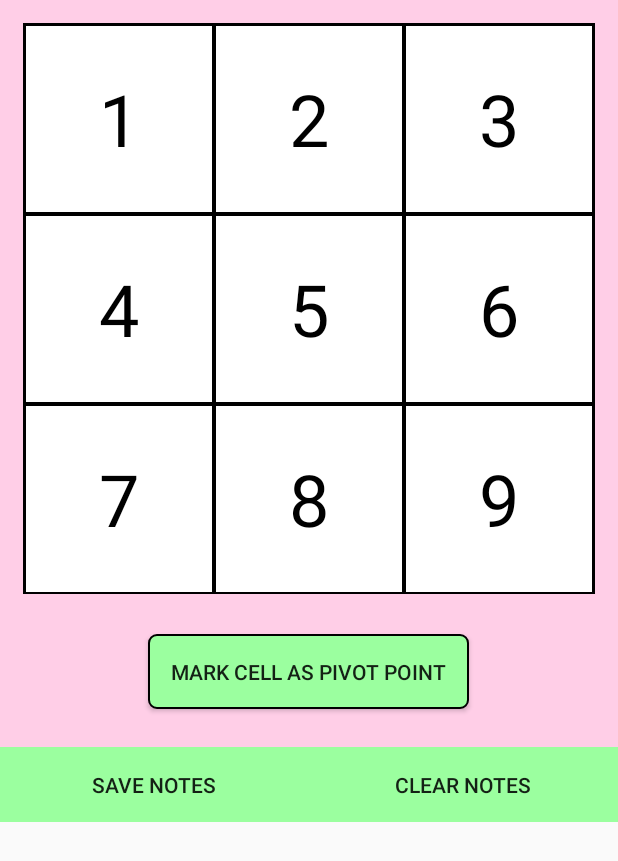
After one commit to alphonzo79/Sudoku, an Android app: the layout dialog_fragment_mark_cell.xml on its own in the app's theme, with its tools: preview values and no code run, on a phone screen of 412 x 824 dp. The commit adds this screen. Shown: the top 861 px of the screen. Run offline under Robolectric (Android 15) with nearby library versions, the phone set to English and light mode, and no system bars.

Commit message:
layout for notes fragment

```diff
--- a/app/src/main/AndroidManifest.xml
+++ b/app/src/main/AndroidManifest.xml
@@ -9,7 +9,8 @@
         android:theme="@style/AppTheme" >
         <activity
             android:name=".activity.MainActivity"
-            android:label="@string/app_name" >
+            android:label="@string/app_name"
+            android:screenOrientation="portrait">
             <intent-filter>
                 <action android:name="android.intent.action.MAIN" />
 
--- /dev/null
+++ b/app/src/main/res/drawable/bar_button_back.xml
@@ -0,0 +1,20 @@
+<?xml version="1.0" encoding="utf-8"?>
+<selector xmlns:android="http://schemas.android.com/apk/res/android">
+    <item android:state_enabled="true" android:state_pressed="false">
+        <shape>
+            <solid android:color="@color/button_enabled_back" />
+        </shape>
+    </item>
+
+    <item android:state_enabled="true" android:state_pressed="true">
+        <shape>
+            <solid android:color="@color/button_pressed_back" />
+        </shape>
+    </item>
+
+    <item android:state_enabled="false">
+        <shape>
+            <solid android:color="@color/button_disabled_back" />
+        </shape>
+    </item>
+</selector>
--- /dev/null
+++ b/app/src/main/res/drawable/notes_selector_cell_back.xml
@@ -0,0 +1,34 @@
+<?xml version="1.0" encoding="utf-8"?>
+<selector xmlns:android="http://schemas.android.com/apk/res/android">
+    <item android:state_activated="true" android:state_pressed="false">
+        <shape>
+            <stroke android:color="@android:color/black"
+                android:width="1dp" />
+            <solid android:color="@color/activated_not_pressed" />
+        </shape>
+    </item>
+
+    <item android:state_activated="true" android:state_pressed="true">
+        <shape>
+            <stroke android:color="@android:color/black"
+                android:width="1dp" />
+            <solid android:color="@color/activated_pressed" />
+        </shape>
+    </item>
+
+    <item android:state_activated="false" android:state_pressed="true">
+        <shape>
+            <stroke android:color="@android:color/black"
+                android:width="1dp" />
+            <solid android:color="@color/activated_pressed" />
+        </shape>
+    </item>
+
+    <item android:state_activated="false" android:state_pressed="false">
+        <shape>
+            <stroke android:color="@android:color/black"
+                android:width="1dp" />
+            <solid android:color="@color/unactivated_not_pressed" />
+        </shape>
+    </item>
+</selector>
--- /dev/null
+++ b/app/src/main/res/layout/dialog_fragment_mark_cell.xml
@@ -0,0 +1,189 @@
+<?xml version="1.0" encoding="utf-8"?>
+<RelativeLayout xmlns:android="http://schemas.android.com/apk/res/android"
+    xmlns:tools="http://schemas.android.com/tools"
+    android:layout_width="match_parent"
+    android:layout_height="wrap_content"
+    android:background="@color/dialog_frag_back">
+
+    <View
+        android:layout_width="match_parent"
+        android:layout_height="wrap_content"
+        android:layout_alignParentTop="true"
+        android:layout_alignBottom="@+id/row_3"
+        android:layout_marginTop="15dp"
+        android:layout_marginLeft="15dp"
+        android:layout_marginRight="15dp"
+        android:background="@drawable/selector_grid_back" />
+
+    <LinearLayout
+        android:id="@+id/row_1"
+        android:layout_width="match_parent"
+        android:layout_height="wrap_content"
+        android:layout_marginLeft="16dp"
+        android:layout_marginRight="16dp"
+        android:layout_marginTop="16dp"
+        android:orientation="horizontal">
+
+        <rowley.sudoku.view.SquareTextView
+            android:id="@+id/select_1"
+            android:layout_width="0dp"
+            android:layout_height="wrap_content"
+            android:layout_weight="1"
+            android:textSize="48sp"
+            android:textColor="@android:color/black"
+            android:background="@drawable/notes_selector_cell_back"
+            android:gravity="center"
+            android:text="@string/one"/>
+
+        <rowley.sudoku.view.SquareTextView
+            android:id="@+id/select_2"
+            android:layout_width="0dp"
+            android:layout_height="wrap_content"
+            android:layout_weight="1"
+            android:textSize="48sp"
+            android:textColor="@android:color/black"
+            android:background="@drawable/notes_selector_cell_back"
+            android:gravity="center"
+            android:text="@string/two"/>
+
+        <rowley.sudoku.view.SquareTextView
+            android:id="@+id/select_3"
+            android:layout_width="0dp"
+            android:layout_height="wrap_content"
+            android:layout_weight="1"
+            android:textSize="48sp"
+            android:textColor="@android:color/black"
+            android:background="@drawable/notes_selector_cell_back"
+            android:gravity="center"
+            android:text="@string/three"/>
+
+    </LinearLayout>
+
+    <LinearLayout
+        android:id="@+id/row_2"
+        android:layout_width="match_parent"
+        android:layout_height="wrap_content"
+        android:layout_marginLeft="16dp"
+        android:layout_marginRight="16dp"
+        android:layout_below="@id/row_1"
+        android:orientation="horizontal">
+
+        <rowley.sudoku.view.SquareTextView
+            android:id="@+id/select_4"
+            android:layout_width="0dp"
+            android:layout_height="wrap_content"
+            android:layout_weight="1"
+            android:textSize="48sp"
+            android:textColor="@android:color/black"
+            android:background="@drawable/notes_selector_cell_back"
+            android:gravity="center"
+            android:text="@string/four"/>
+
+        <rowley.sudoku.view.SquareTextView
+            android:id="@+id/select_5"
+            android:layout_width="0dp"
+            android:layout_height="wrap_content"
+            android:layout_weight="1"
+            android:textSize="48sp"
+            android:textColor="@android:color/black"
+            android:background="@drawable/notes_selector_cell_back"
+            android:gravity="center"
+            android:text="@string/five"/>
+
+        <rowley.sudoku.view.SquareTextView
+            android:id="@+id/select_6"
+            android:layout_width="0dp"
+            android:layout_height="wrap_content"
+            android:layout_weight="1"
+            android:textSize="48sp"
+            android:textColor="@android:color/black"
+            android:background="@drawable/notes_selector_cell_back"
+            android:gravity="center"
+            android:text="@string/six"/>
+
+    </LinearLayout>
+
+    <LinearLayout
+        android:id="@+id/row_3"
+        android:layout_width="match_parent"
+        android:layout_height="wrap_content"
+        android:layout_marginLeft="16dp"
+        android:layout_marginRight="16dp"
+        android:layout_marginBottom="1dp"
+        android:layout_below="@id/row_2"
+        android:orientation="horizontal">
+
+        <rowley.sudoku.view.SquareTextView
+            android:id="@+id/select_7"
+            android:layout_width="0dp"
+            android:layout_height="wrap_content"
+            android:layout_weight="1"
+            android:textSize="48sp"
+            android:textColor="@android:color/black"
+            android:background="@drawable/notes_selector_cell_back"
+            android:gravity="center"
+            android:text="@string/seven"/>
+
+        <rowley.sudoku.view.SquareTextView
+            android:id="@+id/select_8"
+            android:layout_width="0dp"
+            android:layout_height="wrap_content"
+            android:layout_weight="1"
+            android:textSize="48sp"
+            android:textColor="@android:color/black"
+            android:background="@drawable/notes_selector_cell_back"
+            android:gravity="center"
+            android:text="@string/eight"/>
+
+        <rowley.sudoku.view.SquareTextView
+            android:id="@+id/select_9"
+            android:layout_width="0dp"
+            android:layout_height="wrap_content"
+            android:layout_weight="1"
+            android:textSize="48sp"
+            android:textColor="@android:color/black"
+            android:background="@drawable/notes_selector_cell_back"
+            android:gravity="center"
+            android:text="@string/nine"/>
+
+    </LinearLayout>
+
+    <Button
+        android:id="@+id/mark_button"
+        android:layout_width="wrap_content"
+        android:layout_height="wrap_content"
+        android:layout_below="@id/row_3"
+        android:layout_marginTop="25dp"
+        android:layout_centerHorizontal="true"
+        android:padding="15dp"
+        android:background="@drawable/button_back"
+        android:text="@string/mark_as_pivot" />
+
+    <LinearLayout
+        android:layout_width="match_parent"
+        android:layout_height="wrap_content"
+        android:layout_below="@id/mark_button"
+        android:layout_marginTop="25dp"
+        android:orientation="horizontal">
+
+        <Button
+            android:id="@+id/save_notes_button"
+            android:layout_width="0dp"
+            android:layout_height="wrap_content"
+            android:layout_weight="50"
+            android:padding="15dp"
+            android:background="@drawable/bar_button_back"
+            android:text="@string/save_notes" />
+
+        <Button
+            android:id="@+id/clear_notes_button"
+            android:layout_width="0dp"
+            android:layout_height="wrap_content"
+            android:layout_weight="50"
+            android:padding="15dp"
+            android:background="@drawable/bar_button_back"
+            android:text="@string/clear_notes" />
+
+    </LinearLayout>
+
+</RelativeLayout>
--- a/app/src/main/res/values/colors.xml
+++ b/app/src/main/res/values/colors.xml
@@ -23,4 +23,8 @@
     <color name="button_pressed_back">#ff2aff20</color>
 
     <color name="dialog_frag_back">#ffffcee7</color>
+
+    <color name="activated_not_pressed">#FFFFDEF7</color>
+    <color name="activated_pressed">#FFFFBED7</color>
+    <color name="unactivated_not_pressed">#FFFFFFFF</color>
 </resources>
--- a/app/src/main/res/values/strings.xml
+++ b/app/src/main/res/values/strings.xml
@@ -20,6 +20,10 @@
     <string name="nine">9</string>
 
     <string name="clear_cell">Clear Cell</string>
+    <string name="mark_as_pivot">Mark Cell As Pivot Point</string>
+    <string name="clear_mark">Clear Mark On Cell</string>
+    <string name="save_notes">Save Notes</string>
+    <string name="clear_notes">Clear Notes</string>
 
     <string name="bad_move_warning">That selection either causes another cell to not have any valid entries available or is already set on another relevant cell. Please try a different number.</string>
 </resources>
```
